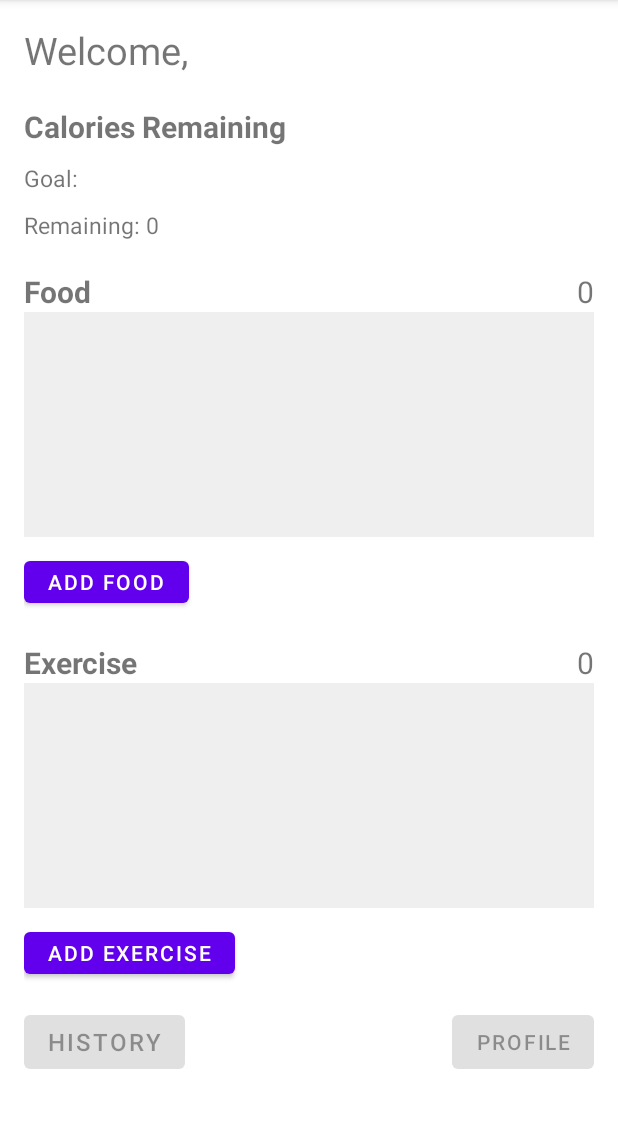
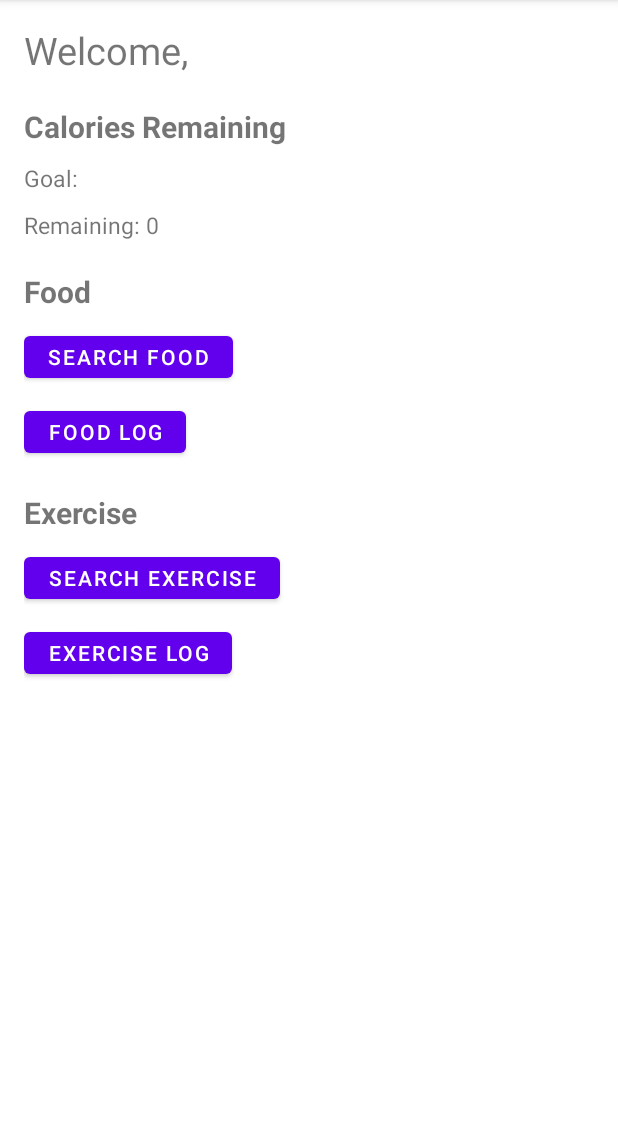
Before and after one commit to Viki4325/fitnics, an Android app: the HomeActivity screen opened directly, with no data from a screen before it, on a phone screen of 412 x 824 dp, the part 84-1212 px from its top. Run offline under Robolectric (Android 15) with nearby library versions, the phone set to English and light mode, and no system bars; 5 statements that could not run were skipped.

Commit message:
Fixed Home UI

```diff
--- a/app/src/main/java/com/group12/fitnics/presentation/HomeActivity.java
+++ b/app/src/main/java/com/group12/fitnics/presentation/HomeActivity.java
@@ -15,6 +15,7 @@ import com.group12.fitnics.objects.MyDate;
 import com.group12.fitnics.objects.User;
 
 import java.util.Calendar;
+import java.util.GregorianCalendar;
 
 public class HomeActivity extends AppCompatActivity {
 
@@ -32,8 +33,8 @@ public class HomeActivity extends AppCompatActivity {
         accessUsers = new AccessUsers();
         accessFoodLogs = new AccessFoodLogs();
         accessExerciseLogs = new AccessExerciseLogs();
-        dateToday = new MyDate(Calendar.getInstance());
-
+//        dateToday = new MyDate(Calendar.getInstance());
+        dateToday = new MyDate(new GregorianCalendar(2021, 0, 1));
         Intent intent = getIntent();
         String username = intent.getStringExtra("username");
         selectedUser = accessUsers.getUserByName(username);
@@ -43,8 +44,6 @@ public class HomeActivity extends AppCompatActivity {
         paintGreeting();
         paintCalorieGoal();
         paintCalorieRemaining(intake, burned);
-        paintCalorieFood(intake);
-        paintCalorieExercise(burned);
     }
 
     private int calculateIntake() {
@@ -72,38 +71,29 @@ public class HomeActivity extends AppCompatActivity {
         textRemaining.setText("Remaining: " + remaining);
     }
 
-    private void paintCalorieFood(int intake) {
-        TextView textFoodCalories = findViewById(R.id.textFoodCalories);
-        textFoodCalories.setText(intake);
-    }
 
-    private void paintCalorieExercise(int burned) {
-        TextView textExerciseCalories = findViewById(R.id.textExerciseCalories);
-        textExerciseCalories.setText(burned);
-
-    }
-
-    public void btnAddFoodOnClick(View v) {
+    public void btnSearchFoodOnClick(View v) {
         Intent intent = new Intent(HomeActivity.this, AddFoodActivity.class);
         intent.putExtra("userID", Integer.toString(selectedUser.getUserID()));
         startActivity(intent);
     }
 
-    public void btnAddExerciseOnClick(View v) {
+    public void btnFoodLogOnClick(View v) {
+        Intent intent = new Intent(HomeActivity.this, AddFoodActivity.class);
+        intent.putExtra("userID", Integer.toString(selectedUser.getUserID()));
+        startActivity(intent);
+    }
+
+    public void btnSearchExerciseOnClick(View v) {
         Intent intent = new Intent(HomeActivity.this, AddExerciseActivity.class);
         intent.putExtra("userID", Integer.toString(selectedUser.getUserID()));
         startActivity(intent);
     }
 
-    public void btnHistoryOnClick(View v) {
-        Intent intent = new Intent(HomeActivity.this, HistoryActivity.class);
+    public void btnExerciseLogOnClick(View v) {
+        Intent intent = new Intent(HomeActivity.this, AddExerciseActivity.class);
         intent.putExtra("userID", Integer.toString(selectedUser.getUserID()));
         startActivity(intent);
     }
 
-    public void buttonProfileOnClick(View v) {
-        Intent intent = new Intent(HomeActivity.this, ProfileActivity.class);
-        intent.putExtra("userID", Integer.toString(selectedUser.getUserID()));
-        startActivity(intent);
-    }
 }
--- a/app/src/main/res/layout/activity_home.xml
+++ b/app/src/main/res/layout/activity_home.xml
@@ -53,27 +53,24 @@
             android:text="@string/food"
             android:textSize="20sp"
             android:textStyle="bold"/>
-        <TextView
-            android:layout_width="wrap_content"
-            android:layout_height="wrap_content"
-            android:layout_alignParentEnd="true"
-            android:text="@string/zero"
-            android:textSize="20sp"
-            android:id="@+id/textFoodCalories"/>
+
     </RelativeLayout>
 
-    <ListView
-        android:layout_width="match_parent"
-        android:layout_height="150dp"
-        android:background="#1111"
-        android:id="@+id/listViewFoods"/>
     <Button
-        android:id="@+id/btnAddFood"
+        android:id="@+id/btnSearchFood"
         android:layout_width="wrap_content"
         android:layout_height="40dp"
         android:layout_marginTop="10dp"
-        android:text="@string/addFood"
-        android:onClick="btnAddFoodOnClick"/>
+        android:text="@string/searchFood"
+        android:onClick="btnSearchFoodOnClick"/>
+
+    <Button
+        android:id="@+id/btnFoodLog"
+        android:layout_width="wrap_content"
+        android:layout_height="40dp"
+        android:layout_marginTop="10dp"
+        android:text="@string/foodLog"
+        android:onClick="btnFoodLogOnClick"/>
 
     <RelativeLayout
         android:layout_width="match_parent"
@@ -86,52 +83,31 @@
             android:text="@string/exercise"
             android:textSize="20sp"
             android:textStyle="bold"/>
-        <TextView
-            android:layout_width="wrap_content"
-            android:layout_height="wrap_content"
-            android:layout_alignParentEnd="true"
-            android:text="@string/zero"
-            android:textSize="20sp"
-            android:id="@+id/textExerciseCalories"/>
+
     </RelativeLayout>
 
 
-    <ListView
-        android:layout_width="match_parent"
-        android:layout_height="150dp"
-        android:background="#1111"
-        android:id="@+id/listViewExercises"/>
     <Button
-        android:id="@+id/btnAddExercise"
+        android:id="@+id/btnSearchExercise"
         android:layout_width="wrap_content"
         android:layout_height="40dp"
         android:layout_marginTop="10dp"
-        android:text="@string/addExercise"
-        android:onClick="btnAddExerciseOnClick"/>
+        android:text="@string/searchExercise"
+        android:onClick="btnSearchExerciseOnClick"/>
+
+    <Button
+        android:id="@+id/btnExerciseLog"
+        android:layout_width="wrap_content"
+        android:layout_height="40dp"
+        android:layout_marginTop="10dp"
+        android:text="@string/exerciseLog"
+        android:onClick="btnExerciseLogOnClick"/>
 
     <RelativeLayout
         android:layout_width="match_parent"
         android:layout_height="wrap_content"
         android:layout_marginTop="15dp">
 
-        <Button
-            android:id="@+id/btnProgress"
-            android:layout_width="wrap_content"
-            android:layout_height="wrap_content"
-            android:layout_alignParentStart="true"
-            android:enabled="false"
-            android:onClick="btnHistoryOnClick"
-            android:text="@string/history"
-            android:textSize="16sp" />
-
-        <Button
-            android:id="@+id/btnProfile"
-            android:layout_width="wrap_content"
-            android:layout_height="wrap_content"
-            android:layout_alignParentEnd="true"
-            android:enabled="false"
-            android:onClick="buttonProfileOnClick"
-            android:text="@string/profile" />
     </RelativeLayout>
 
 </LinearLayout>
--- a/app/src/main/res/values/strings.xml
+++ b/app/src/main/res/values/strings.xml
@@ -12,8 +12,10 @@
     <string name="exercise">Exercise</string>
     <string name="goal">Goal: </string>
     <string name="remaining">Remaining: </string>
-    <string name="addFood">Add Food</string>
-    <string name="addExercise">Add Exercise</string>
+    <string name="searchFood">Search Food</string>
+    <string name="foodLog">Food Log</string>
+    <string name="searchExercise">Search Exercise</string>
+    <string name="exerciseLog">Exercise Log</string>
     <string name="history">History</string>
     <string name="profile">Profile</string>
     <string name="zero">0</string>
```
